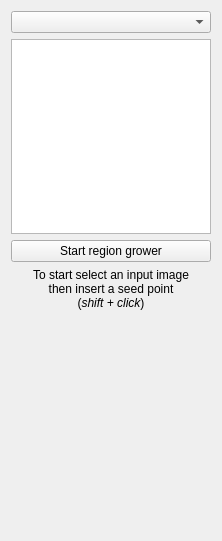
Above: Modules/Bundles/org.mitk.gui.qt.regiongrowing/src/internal/QmitkRegionGrowingControls.ui from MITK/MITK before the change. Below: the same form after it.
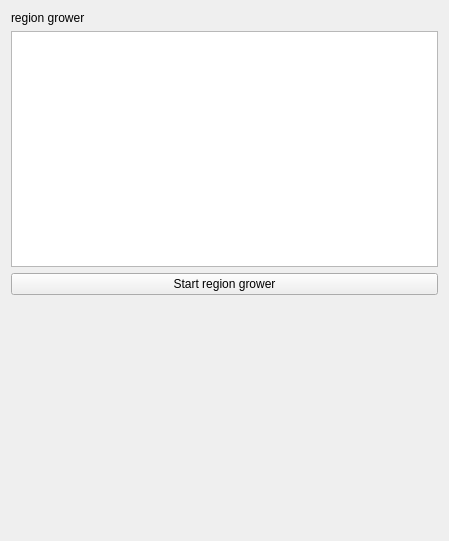
That is the form after the change. Custom widgets are drawn as their Qt base class.

Commit message: FIX (#3373): using selectionservice, fixed layout, seedpoints always above image

```diff
--- a/Modules/Bundles/org.mitk.gui.qt.regiongrowing/src/internal/QmitkRegionGrowingControls.ui
+++ b/Modules/Bundles/org.mitk.gui.qt.regiongrowing/src/internal/QmitkRegionGrowingControls.ui
@@ -1,11 +1,11 @@
 <ui version="4.0" >
  <class>QmitkRegionGrowingControls</class>
- <widget class="QWidget" name="QmitkRegionGrowingControls" >
-  <property name="geometry" >
+ <widget class="QWidget" name="QmitkRegionGrowingControls">
+  <property name="geometry">
    <rect>
     <x>0</x>
     <y>0</y>
-    <width>222</width>
+    <width>449</width>
     <height>541</height>
    </rect>
   </property>
@@ -20,7 +20,11 @@
   </property>
   <layout class="QVBoxLayout" name="verticalLayout" >
    <item>
-    <widget class="QmitkDataStorageComboBox" name="m_TreeNodeSelector" />
+    <widget class="QLabel" name="m_SelectedImageLabel">
+     <property name="text">
+      <string>region grower</string>
+     </property>
+    </widget>
    </item>
    <item>
     <widget class="QmitkPointListWidget" name="m_PointListWidget" />
@@ -36,18 +40,8 @@
     </widget>
    </item>
    <item>
-    <widget class="QLabel" name="textLabel1" >
-     <property name="text" >
-      <string>&lt;p align="center">To start select an input image&lt;br>then insert a seed point&lt;br>(&lt;i>shift + click&lt;/i>)&lt;/p></string>
-     </property>
-     <property name="wordWrap" >
-      <bool>false</bool>
-     </property>
-    </widget>
-   </item>
-   <item>
-    <spacer name="spacer1" >
-     <property name="orientation" >
+    <spacer name="spacer1">
+     <property name="orientation">
       <enum>Qt::Vertical</enum>
      </property>
      <property name="sizeType" >
@@ -63,13 +57,8 @@
    </item>
   </layout>
  </widget>
- <layoutdefault spacing="6" margin="11" />
+ <layoutdefault spacing="6" margin="11"/>
  <customwidgets>
-  <customwidget>
-   <class>QmitkDataStorageComboBox</class>
-   <extends>QComboBox</extends>
-   <header>QmitkDataStorageComboBox.h</header>
-  </customwidget>
   <customwidget>
    <class>QmitkPointListWidget</class>
    <extends>QListView</extends>
```
Left out of the diff: 23 changed lines with no effect on the pictures. The commit also changes 2 other files.
